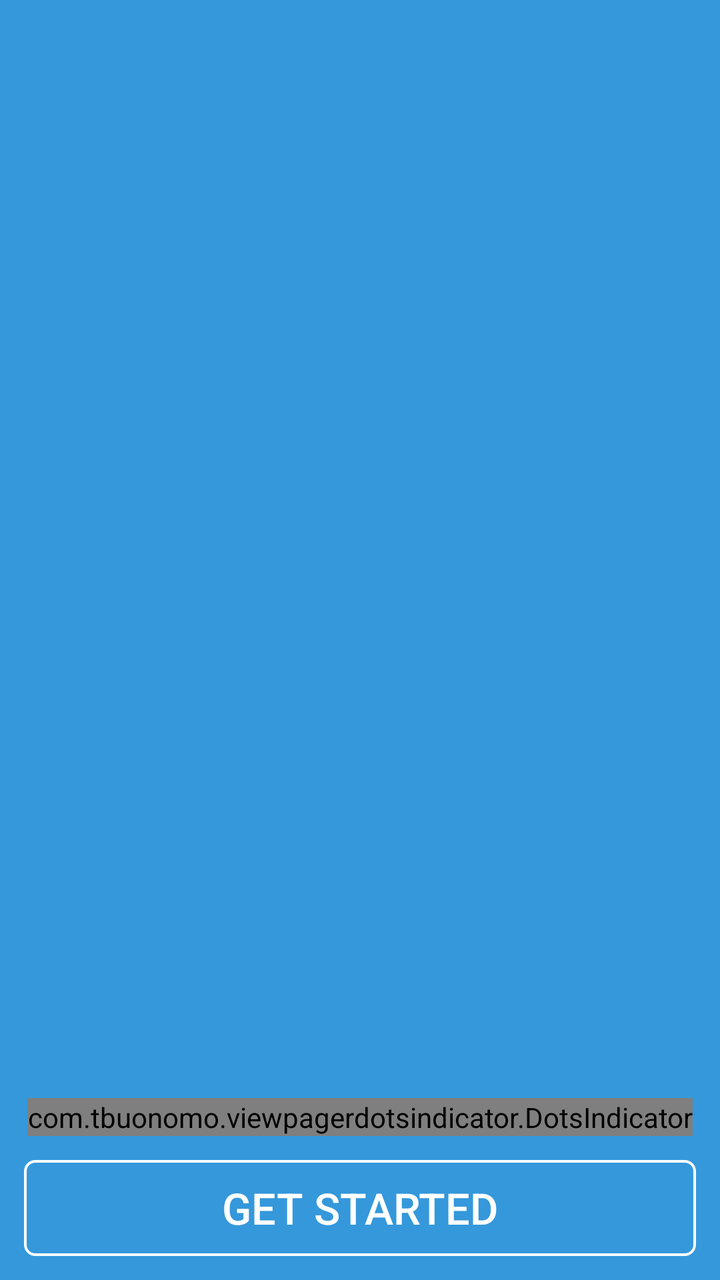
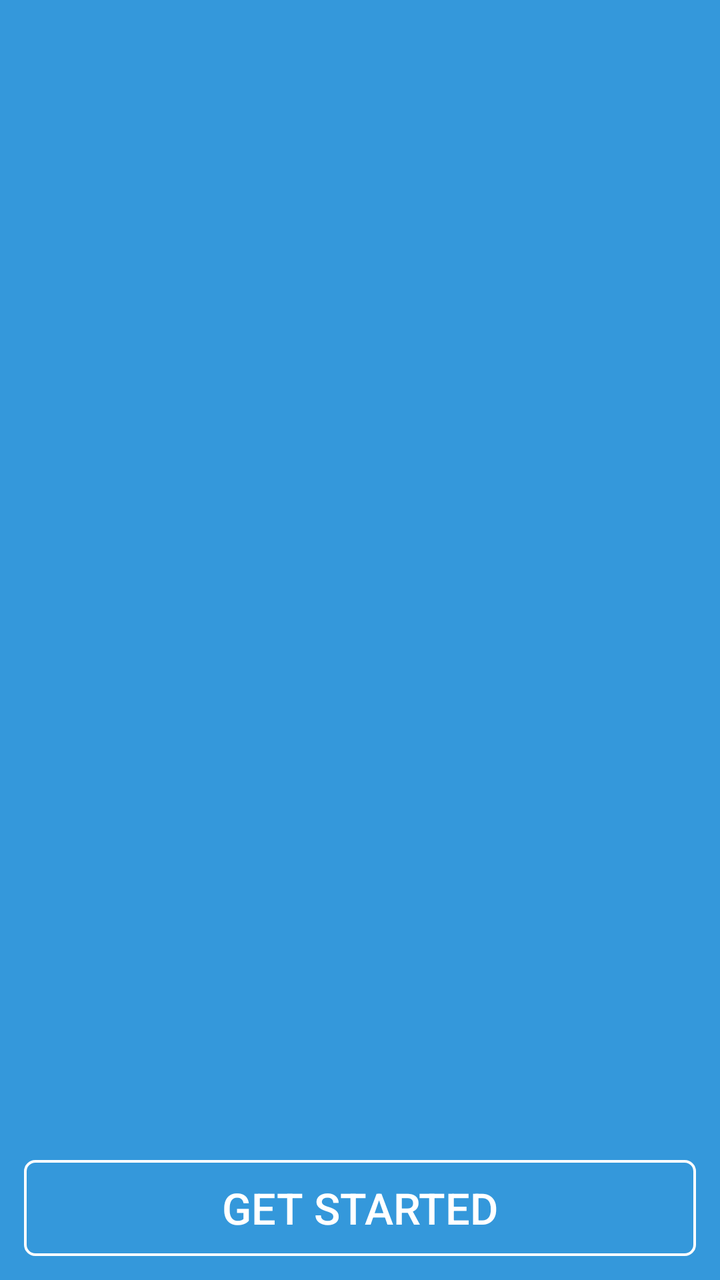

Before-and-after screenshots of an Android layout around one commit, followed by the original layout XML and the change that was made.
<!-- AndroidManifest.xml: application theme AppTheme -->
<!-- res/layout/activity_welcome.xml -->
<?xml version="1.0" encoding="utf-8"?>
<RelativeLayout xmlns:android="http://schemas.android.com/apk/res/android"
    xmlns:app="http://schemas.android.com/apk/res-auto"
    xmlns:tools="http://schemas.android.com/tools"
    android:id="@+id/layout"
    android:layout_width="match_parent"
    android:layout_height="match_parent"
    android:background="@color/colorPrimary"
    android:paddingBottom="@dimen/_10sdp"
    android:paddingLeft="@dimen/_10sdp"
    android:paddingRight="@dimen/_10sdp"
    tools:context=".ui.welcome.WelcomeActivity">

    <android.support.v4.view.ViewPager
        android:id="@+id/viewpager"
        android:layout_width="match_parent"
        android:layout_height="match_parent" />

    <com.tbuonomo.viewpagerdotsindicator.DotsIndicator
        android:id="@+id/dots_indicator"
        android:layout_width="wrap_content"
        android:layout_height="wrap_content"
        android:layout_above="@id/button"
        android:layout_centerHorizontal="true"
        android:layout_marginBottom="@dimen/_10sdp"
        app:dotsColor="@android:color/white" />

    <Button
        android:id="@+id/button"
        android:layout_width="match_parent"
        android:layout_height="wrap_content"
        android:layout_alignParentBottom="true"
        android:background="@drawable/border_get_started"
        android:text="@string/get_started"
        android:textColor="@android:color/white"
        android:textSize="@dimen/_18ssp" />

</RelativeLayout>
<!-- resources referenced by this layout -->
<resources>
  <color name="colorPrimary">#3498DB</color>
  <dimen name="_10sdp">10.00dp</dimen>
  <dimen name="_18ssp">18.00sp</dimen>
  <!-- drawable border_get_started (drawable) -->
  <shape xmlns:android="http://schemas.android.com/apk/res/android"
      android:shape="rectangle">
      <corners
          android:radius="5dp" />
      <stroke
          android:width="@dimen/_1sdp"
          android:color="@android:color/white" />
  </shape>
  <string name="get_started">Get Started</string>
  <style name="AppTheme" parent="Theme.AppCompat.Light.NoActionBar">
          
          <item name="colorPrimary">@color/colorPrimary</item>
          <item name="colorPrimaryDark">@color/colorPrimaryDark</item>
          <item name="colorAccent">@color/colorAccent</item>
      </style>
  <dimen name="_1sdp">1.00dp</dimen>
  <color name="colorPrimaryDark">#303F9F</color>
  <color name="colorAccent">#FF4081</color>
</resources>

<!-- the commit's change to res/layout/activity_welcome.xml (unified diff, before → after) -->
@@ -11,19 +11,19 @@
     android:paddingRight="@dimen/_10sdp"
     tools:context=".ui.welcome.WelcomeActivity">
 
-    <android.support.v4.view.ViewPager
+    <androidx.viewpager.widget.ViewPager
         android:id="@+id/viewpager"
         android:layout_width="match_parent"
         android:layout_height="match_parent" />
 
-    <com.tbuonomo.viewpagerdotsindicator.DotsIndicator
-        android:id="@+id/dots_indicator"
-        android:layout_width="wrap_content"
-        android:layout_height="wrap_content"
-        android:layout_above="@id/button"
-        android:layout_centerHorizontal="true"
-        android:layout_marginBottom="@dimen/_10sdp"
-        app:dotsColor="@android:color/white" />
+
+
+
+
+
+
+
+
 
     <Button
         android:id="@+id/button"
